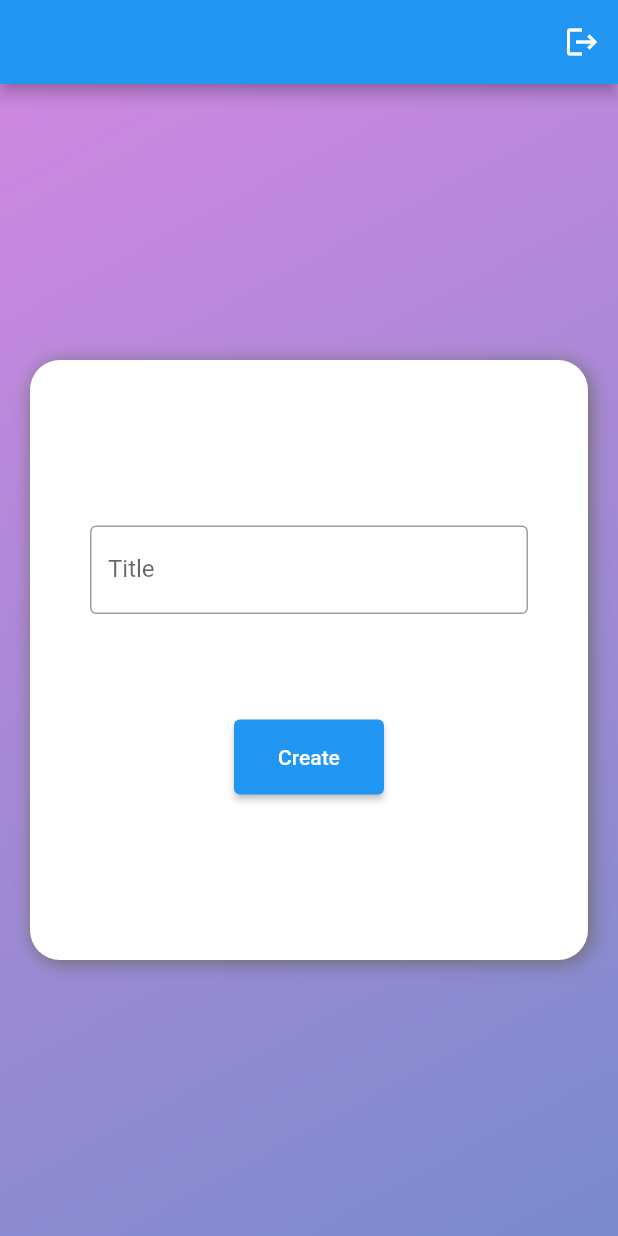
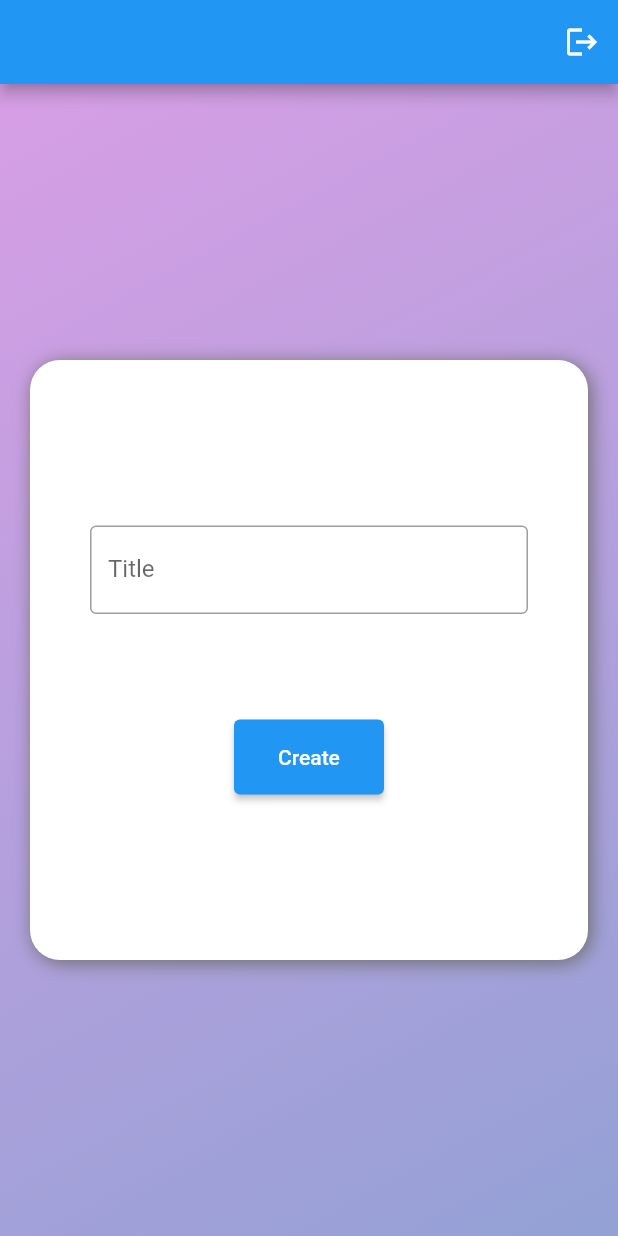
Before and after one commit to arieltl/todo_list, a Flutter app: the screen it shows once a user with an empty profile is signed in, on a phone screen of 412 x 824 dp. Run offline on Flutter 3.47's test engine with Material 2 defaults, Android fonts, the phone set to English and light mode, and no system bars; our stand-ins replace firebase_auth, firebase_core; accounts and stored records are empty.

Commit message:
update LinearGradient

```diff
--- a/lib/pages/homepage.dart
+++ b/lib/pages/homepage.dart
@@ -31,8 +31,8 @@ class _CreateTodoPageState extends State<CreateTodoPage> {
                 begin: Alignment.topLeft,
                 end: Alignment.bottomRight,
                 colors: [
-                  Color.fromARGB(150, 176, 55, 206),
-                  Color.fromARGB(150, 31, 61, 171),
+                  Color.fromARGB(120, 176, 55, 206),
+                  Color.fromARGB(120, 31, 61, 171),
                 ]
               )
             ),
```
